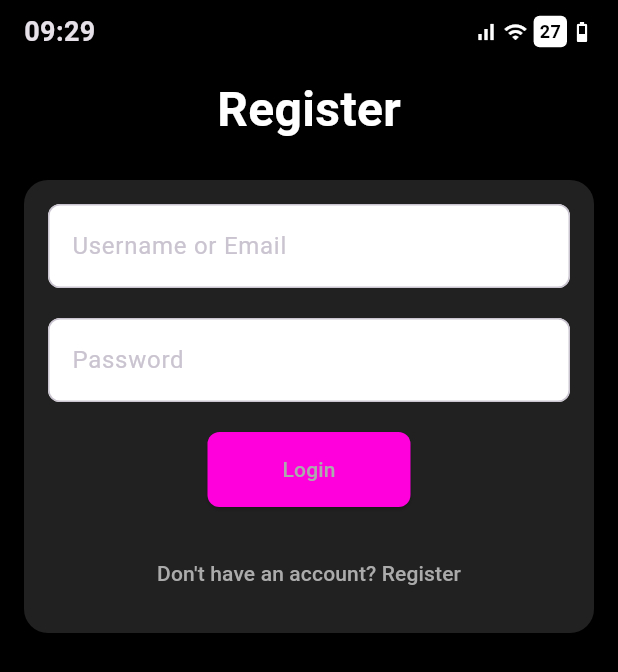
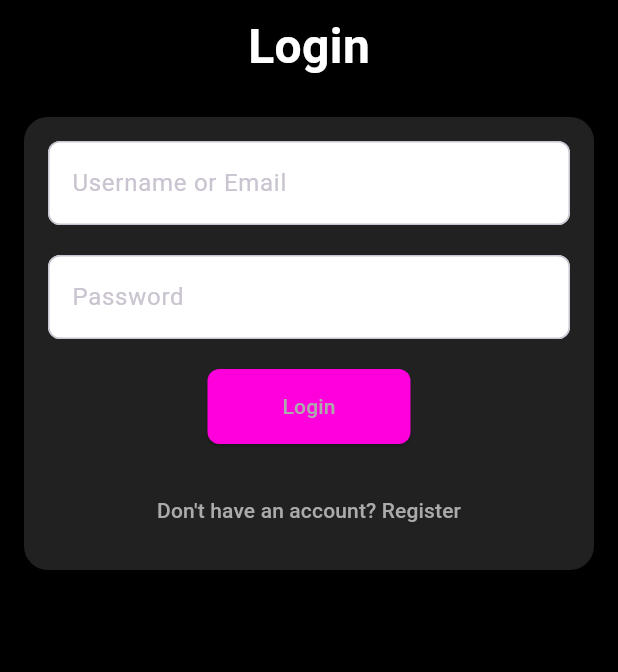
Before and after one commit to dragonfarm69/AdvanceMobile_ChatApp, a Flutter app: the RegisterScreen screen opened by its route, after a tap on "Already have an account? Login", on a phone screen of 412 x 824 dp. Shown: the top 672 px of the screen. Run offline on Flutter 3.47's test engine with Material 3 defaults, Android fonts, the phone set to English and light mode, and no system bars; Roboto replaces fonts that are missing (SF Pro Text).

Commit message:
Finished fixing UI

```diff
--- a/lib/screens/LoginScreen.dart
+++ b/lib/screens/LoginScreen.dart
@@ -9,48 +9,6 @@ class LoginScreen extends StatelessWidget {
       body: SafeArea(
         child: Column(
           children: [
-            // Top bar
-            Container(
-              padding: const EdgeInsets.symmetric(horizontal: 16, vertical: 8),
-              child: Row(
-                children: [
-                  Text(
-                    "09:29",
-                    style: TextStyle(
-                      fontSize: 18,
-                      fontWeight: FontWeight.bold,
-                    ),
-                  ),
-                  const Spacer(),
-                  Row(
-                    children: [
-                      Icon(Icons.signal_cellular_alt, size: 16),
-                      const SizedBox(width: 4),
-                      Icon(Icons.wifi, size: 16),
-                      const SizedBox(width: 4),
-                      Container(
-                        padding: const EdgeInsets.symmetric(horizontal: 4, vertical: 2),
-                        decoration: BoxDecoration(
-                          color: Colors.white,
-                          borderRadius: BorderRadius.circular(4),
-                        ),
-                        child: Text(
-                          "27",
-                          style: TextStyle(
-                            color: Colors.black,
-                            fontWeight: FontWeight.bold,
-                            fontSize: 12,
-                          ),
-                        ),
-                      ),
-                      const SizedBox(width: 2),
-                      Icon(Icons.battery_3_bar, size: 16),
-                    ],
-                  ),
-                ],
-              ),
-            ),
-
             // Header
             Container(
               padding: const EdgeInsets.symmetric(horizontal: 16, vertical: 8),
@@ -58,7 +16,7 @@ class LoginScreen extends StatelessWidget {
               mainAxisAlignment: MainAxisAlignment.center,
               children: [
                 Text(
-                "Register",
+                "Login",
                 style: TextStyle(
                   fontFamily: 'Roboto',
                   fontSize: 32,
--- a/lib/screens/RegisterScreen.dart
+++ b/lib/screens/RegisterScreen.dart
@@ -9,52 +9,11 @@ class RegisterScreen extends StatelessWidget {
       body: SafeArea(
         child: Column(
           children: [
-            // Top bar
-            Container(
-              padding: const EdgeInsets.symmetric(horizontal: 16, vertical: 8),
-              child: Row(
-                children: [
-                  Text(
-                    "09:29",
-                    style: TextStyle(
-                      fontSize: 18,
-                      fontWeight: FontWeight.bold,
-                    ),
-                  ),
-                  const Spacer(),
-                  Row(
-                    children: [
-                      Icon(Icons.signal_cellular_alt, size: 16),
-                      const SizedBox(width: 4),
-                      Icon(Icons.wifi, size: 16),
-                      const SizedBox(width: 4),
-                      Container(
-                        padding: const EdgeInsets.symmetric(horizontal: 4, vertical: 2),
-                        decoration: BoxDecoration(
-                          color: Colors.white,
-                          borderRadius: BorderRadius.circular(4),
-                        ),
-                        child: Text(
-                          "27",
-                          style: TextStyle(
-                            color: Colors.black,
-                            fontWeight: FontWeight.bold,
-                            fontSize: 12,
-                          ),
-                        ),
-                      ),
-                      const SizedBox(width: 2),
-                      Icon(Icons.battery_3_bar, size: 16),
-                    ],
-                  ),
-                ],
-              ),
-            ),
-
             // Title display
             Container(
               padding: const EdgeInsets.symmetric(horizontal: 16, vertical: 8),
               child: Row(
+              mainAxisAlignment: MainAxisAlignment.center,
               children: [
                 Text(
                 "Register",
```
